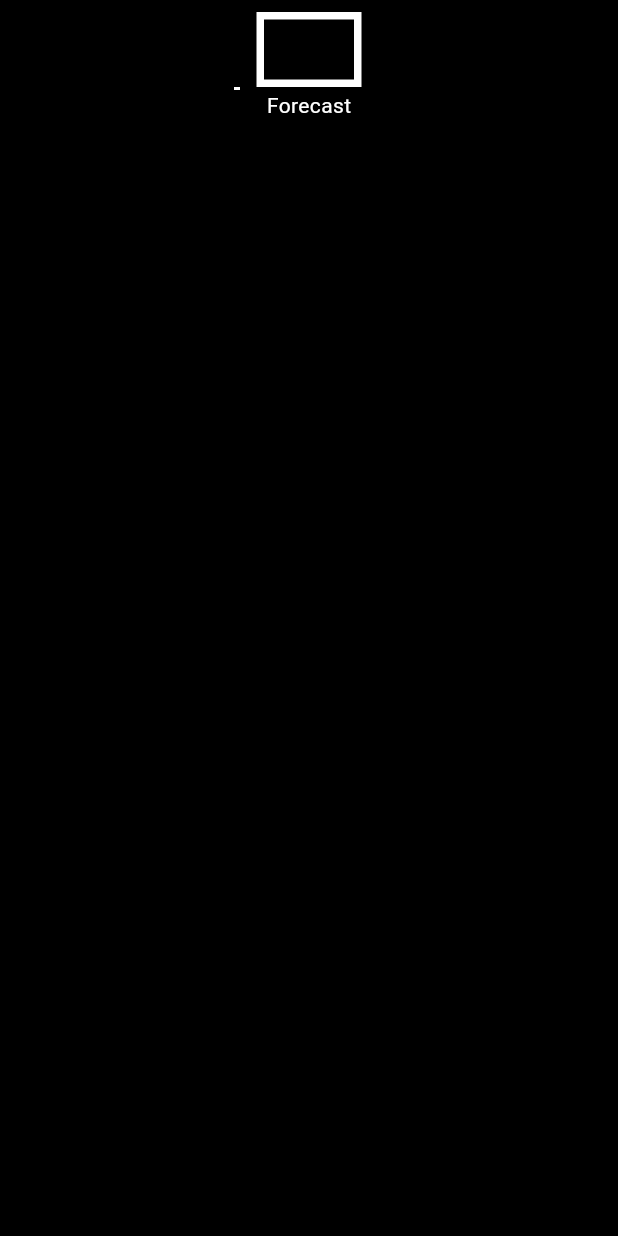
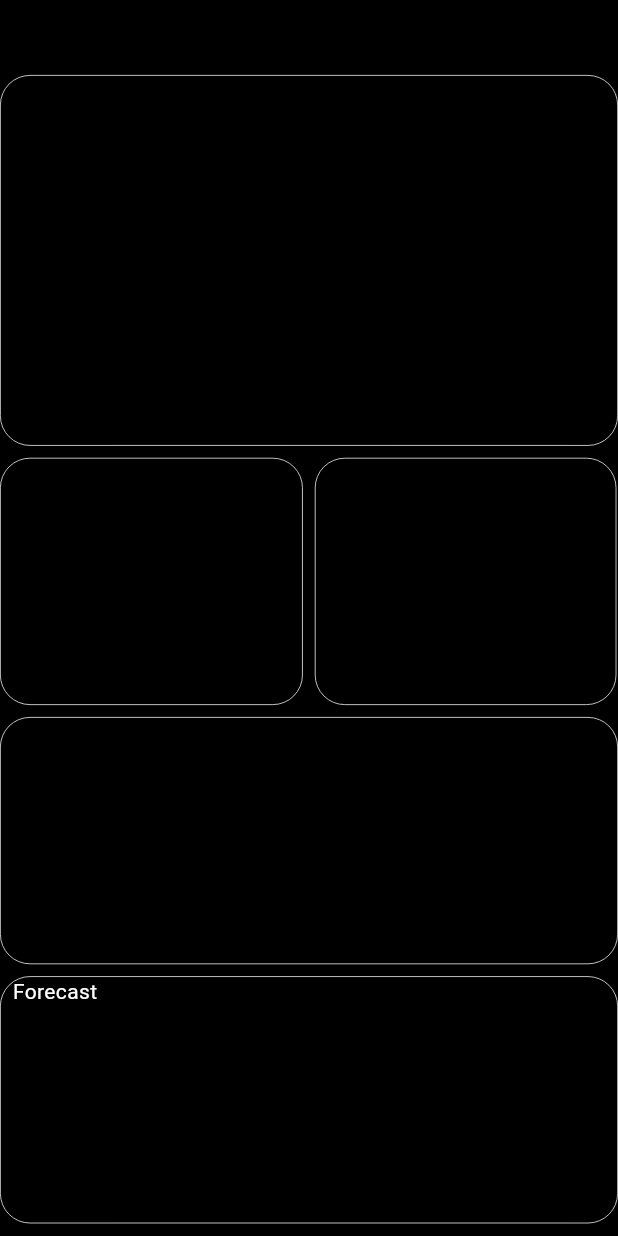
Before and after one commit to Michael1221994/weather_app, a Flutter app: the WeatherPage screen opened directly, on a phone screen of 412 x 824 dp. Run offline on Flutter 3.47's test engine with Material 3 defaults, Android fonts, the phone set to English and light mode, and no system bars; our stand-ins replace animated_text_kit, geocoding, geolocator.

Commit message:
modified weather page

```diff
--- a/lib/Pages/home.dart
+++ b/lib/Pages/home.dart
@@ -116,6 +116,7 @@ UseMyLocation(bool? newvalue) async {
 
   @override
   Widget build(BuildContext context) {
+    final size = MediaQuery.of(context).size;
     return Scaffold(
       backgroundColor: Colors.black,
       appBar: PreferredSize(
@@ -134,23 +135,25 @@ UseMyLocation(bool? newvalue) async {
         child: Stack(
           children: [
                  Padding(
-                   padding: const EdgeInsets.only(left: 70.0, top: 70.0),
+                   padding: EdgeInsets.only(left: size.width*0.15, top: size.height*0.1),
                    child: ClipRRect(
                     borderRadius: BorderRadius.circular(270),
                      child: Image.asset(
                        'lib/Images/Logo.png',
-                        height: 200,
-                        width: 200,
+                        height: size.height*0.4,
+                        width: size.width*0.7,
+                        fit: BoxFit.fitHeight,
                         ),
                    ),
                  ),
 
                  Padding(
-                 padding: const EdgeInsets.all(30.0),
+                 padding: const EdgeInsets.all(10.0),
                     child: Container(
-                      height: 1000,
+                      height: size.height,
+                      width: size.width*0.9,
                       decoration: BoxDecoration(
-                        color: Colors.white.withOpacity(0.1),
+                        color: Colors.white.withOpacity(0.063),
                         borderRadius: BorderRadius.circular(20),
                         border: Border.all(
                         color: Colors.white,
--- a/lib/Pages/weather_page.dart
+++ b/lib/Pages/weather_page.dart
@@ -10,93 +10,101 @@ class WeatherPage extends StatefulWidget {
 class _WeatherPageState extends State<WeatherPage> {
   @override
   Widget build(BuildContext context) {
+    final size = MediaQuery.of(context).size;
     return Scaffold(
       backgroundColor: Colors.black,
       body: Center(
         child: Padding(
-          padding: const EdgeInsets.all(8.0),
-          child: Center(
-            child: Container(
-              width: 100,
-              child: Builder(
-                builder: (context) {
-                  return Column(
-
+          padding: const EdgeInsets.only(top: 50.0),
+          child: Column(
             children: [
               Row(
-                        mainAxisAlignment: MainAxisAlignment.center,
                 children: [
                   Container(
-                            height: 50,
-                            width: 70,
+                    width: size.width *1,
+                    height: size.height * 0.3,
                     decoration: BoxDecoration(
+                      borderRadius: BorderRadius.circular(20),
                       border: Border.all(
                         color: Colors.white,
-                                    width: 5,
+                        width: 0.5,
+                      )
+                    ),
+                  )
+                ],
+              ),
+
+              Row(
+                children: [
+                    Padding(
+                      padding: const EdgeInsets.only(top:8.0, right: 8.0, bottom: 8.0),
+                      child: Container(
+                        width: size.width*0.49,
+                        height: size.height*0.2,
+                        decoration: BoxDecoration(
+                          borderRadius: BorderRadius.circular(20),
+                          border: Border.all(
+                            color: Colors.white,
+                            width: 0.5,
+                          )
+                        ),
+                      ),
+                    ),
+                   Padding(
+                     padding: const EdgeInsets.only(top:8.0,  bottom: 8.0),
+                     child: Container(
+                      width: size.width*0.488,
+                      height: size.height*0.2,
+                      decoration: BoxDecoration(
+                        borderRadius: BorderRadius.circular(20),
+                        border: Border.all(
+                          color: Colors.white,
+                          width: 0.5,
+                        )
+                      ),
+                                       ),
+                   ),
+                ],
+              ),
+              Row(
+                children: [
+                  Padding(
+                    padding: const EdgeInsets.only(bottom:8.0),
+                    child: Container(
+                      width: size.width,
+                      height: size.height*0.2,
+                      decoration: BoxDecoration(
+                        borderRadius: BorderRadius.circular(20),
+                        border: Border.all(
+                          color: Colors.white,
+                          width: 0.5,
+                        )
+                      ),
+                    ),
+                  )
+                ],
+              ),
+              Row(
+                children: [
+                  Container(
+                    child: Padding(
+                      padding: const EdgeInsets.only(left:8.0),
+                      child: Text('Forecast', style: TextStyle(color: Colors.white),),
+                    ),
+                    width: size.width,
+                    height: size.height*0.2,
+                    decoration: BoxDecoration(
+                      borderRadius: BorderRadius.circular(20),
+                      border: Border.all(
+                        color: Colors.white,
+                        width: 0.5,
                       )
                     ),
 
                   )
                 ],
-                      ),
-                       Row(
-                         children: [
-                           Column(
-                            children: [
-                              Container(
-                                decoration: BoxDecoration(
-                                  border: Border.all(
-                                    color: Colors.white,
-                                    width: 1,
-                                  )
-                                ),
               )
             ],
-                           ),
-                           Column(
-                            children: [
-                              Container(
-                                decoration: BoxDecoration(
-                                  border: Border.all(
-                                    color: Colors.white,
-                                    width: 1,
-                                  )
-                                ),
-                              )
-                            ],
-                           ),
-                         ],
-                       ),
-                       SingleChildScrollView(
-                        scrollDirection: Axis.horizontal,
-                         child: Row(
-                          mainAxisAlignment: MainAxisAlignment.center,
-                          children: [
-
-                          ],
-
-                          ),
-                       ),
-                      SingleChildScrollView(
-                        scrollDirection: Axis.horizontal,
-                        child: Column(
-                          children: [
-                            Text("Forecast", style: TextStyle(color: Colors.white),),
-                            Row(
-                              mainAxisAlignment: MainAxisAlignment.center,
-                              children: [
-
-                              ],
-                            ),
-                          ],
-                        ),
-                      )
-                    ],
-                  );
-                }
-              ),
-
-            ),
           ),
         ),
       ),
```
Lines whose indentation alone changed are shown as unchanged.
